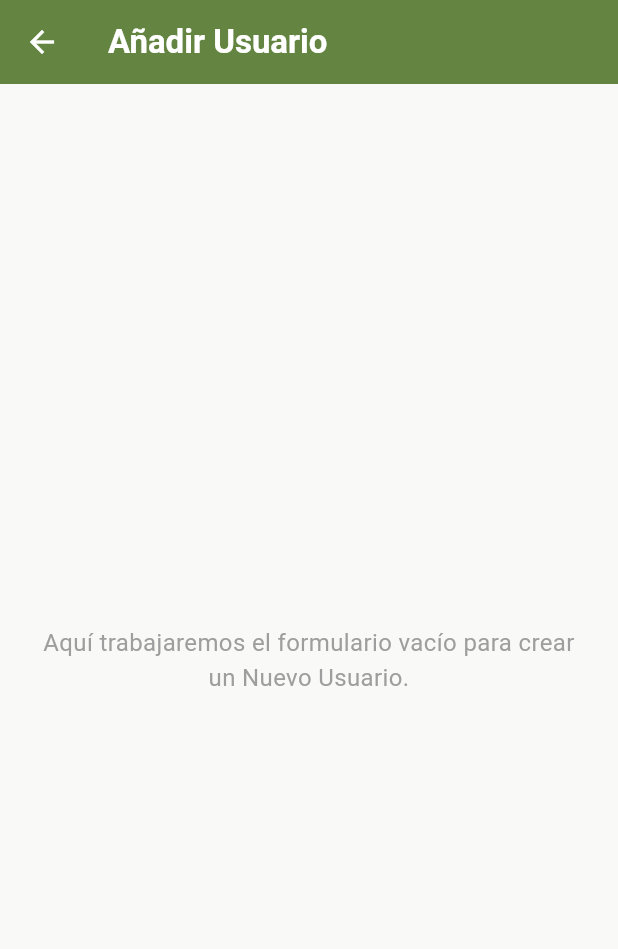
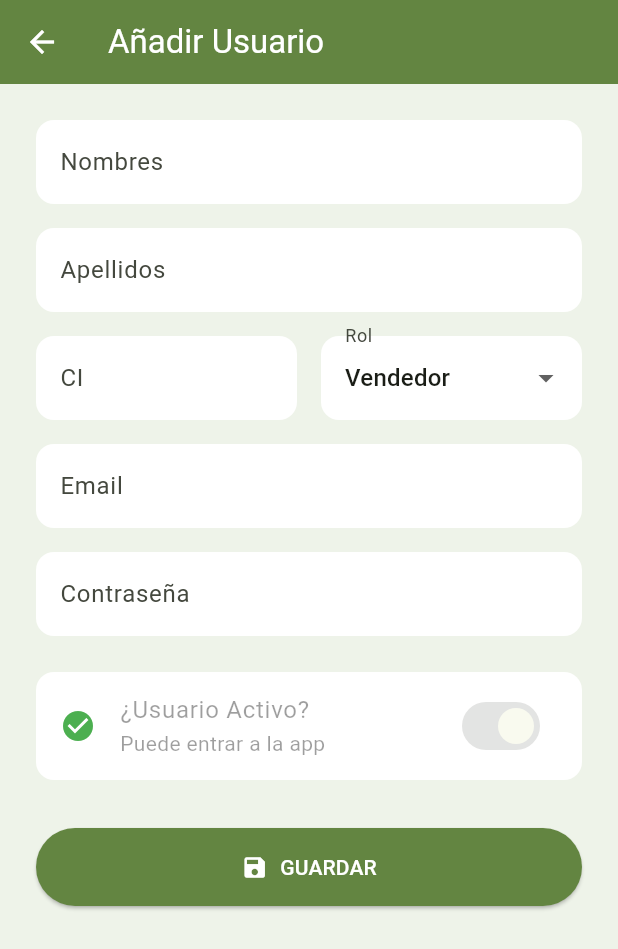
Before and after one commit to BonnyCR-oss/AppBus, a Flutter app: the UsuarioFormView screen opened directly, on a phone screen of 412 x 824 dp. Shown: the top 949 px of the screen. Run offline on Flutter 3.47's test engine with Material 3 defaults, Android fonts, the phone set to English and light mode, and no system bars; our stand-ins replace supabase_flutter; missing offline and left inert: bcrypt; accounts and stored records are empty.

Commit message:
administracion de usuarios 100% y subí el el archivo para el icono para la pantalla de login.

```diff
--- a/lib/controllers/login_controller.dart
+++ b/lib/controllers/login_controller.dart
@@ -10,7 +10,7 @@ class LoginController {
     final supabase = Supabase.instance.client;
     final data = await supabase
         .from('usuarios')
-        .select('id, nombres, apellidos, ci, email, password, fk_rol')
+        .select('id, nombres, apellidos, ci, email, password, fk_rol, estado')//agregue estado
         .ilike('email', email)
         .maybeSingle();
 
--- /dev/null
+++ b/lib/controllers/usuario_form_controller.dart
@@ -0,0 +1,60 @@
+import 'package:supabase_flutter/supabase_flutter.dart';
+import 'package:bcrypt/bcrypt.dart';
+
+class UsuarioFormController {
+  final _supabase = Supabase.instance.client;
+
+  Future<void> guardarUsuario({
+    int? id,
+    required String nombres,
+    required String apellidos,
+    required String ci,
+    required String email,
+    required String passwordPlana,
+    required String rolSeleccionado,
+    required bool estaActivo,
+  }) async {
+
+    int fkRol = 2;
+    if (rolSeleccionado == 'Admin') fkRol = 1;
+
+    final datos = {
+      'nombres': nombres,
+      'apellidos': apellidos,
+      'ci': ci,
+      'email': email,
+      'fk_rol': fkRol,
+      'estado': estaActivo,
+    };
+
+    if (passwordPlana.isNotEmpty) {
+      final salt = BCrypt.gensalt();
+      datos['password'] = BCrypt.hashpw(passwordPlana, salt);
+    } else if (id == null) {
+      throw Exception('La contraseña es obligatoria para un usuario nuevo.');
+    }
+
+    try {
+      if (id == null) {
+        await _supabase.from('usuarios').insert(datos);
+      } else {
+        await _supabase.from('usuarios').update(datos).eq('id', id);
+      }
+    } on PostgrestException catch (e) {
+
+      if (e.code == '23505') {
+        if (e.message.contains('usuarios_ci_key')) {
+          throw 'Ya existe un usuario registrado con este Carnet de Identidad (CI).';
+        } else if (e.message.contains('usuarios_email_key')) {
+          throw 'Este correo electrónico ya está en uso por otro usuario.';
+        }
+        throw 'Un dato único ya existe en la base de datos.';
+      }
+      // Si es otro error de Supabase
+      throw 'Error de base de datos: ${e.message}';
+    } catch (e) {
+      // Cualquier otro tipo de error
+      throw 'Error inesperado al guardar: $e';
+    }
+  }
+}
--- a/lib/models/usuario_model.dart
+++ b/lib/models/usuario_model.dart
@@ -6,9 +6,7 @@ class UsuarioModel {
   final String email;
   final String password;
   final int fkRol;
-
-  // nuevo: el estado y el nombre del rol para adm de users
-  final dynamic estadoBytea;
+  final bool estaActivo;
   final String nombreRol;
 
   const UsuarioModel({
@@ -19,7 +17,7 @@ class UsuarioModel {
     required this.email,
     required this.password,
     required this.fkRol,
-    this.estadoBytea,
+    required this.estaActivo,
     this.nombreRol = 'Sin Rol',
   });
 
@@ -32,10 +30,11 @@ class UsuarioModel {
       email: (map['email'] ?? '').toString().trim(),
       password: (map['password'] ?? '').toString(),
       fkRol: (map['fk_rol'] as num?)?.toInt() ?? 0,
-      // nuevo
-      estadoBytea: map['estado'],
-      // nuevo: sacamos el nombre del rol
-      nombreRol: map['roles'] != null ? map['roles']['nombre']?.toString() ?? 'Sin Rol' : 'Sin Rol',
+      estaActivo: map['estado'] == true,
+
+      nombreRol: map['roles'] != null
+          ? map['roles']['nombre']?.toString() ?? 'Sin Rol'
+          : 'Sin Rol',
     );
   }
 
--- a/lib/views/login_view.dart
+++ b/lib/views/login_view.dart
@@ -54,7 +54,10 @@ class _LoginViewState extends State<LoginView> {
         _mostrarError('Usuario o contraseña incorrectos');
         return;
       }
-
+      if (!usuario.estaActivo) {
+        _mostrarError('Tu cuenta está inactiva. Contacta al administrador.');
+        return;
+      }
       if (!mounted) return;
 
       Navigator.pushReplacement(
--- a/lib/views/usuario_form_view.dart
+++ b/lib/views/usuario_form_view.dart
@@ -1,8 +1,8 @@
 import 'package:flutter/material.dart';
 import '../models/usuario_model.dart';
+import '../controllers/usuario_form_controller.dart';
 
 class UsuarioFormView extends StatefulWidget {
-  // recibe el modelo si es null sabemos que es un Nuevo Usuario.
   final UsuarioModel? usuarioActual;
 
   const UsuarioFormView({super.key, this.usuarioActual});
@@ -12,32 +12,148 @@ class UsuarioFormView extends StatefulWidget {
 }
 
 class _UsuarioFormViewState extends State<UsuarioFormView> {
+  final TextEditingController _nombresCtrl = TextEditingController();
+  final TextEditingController _apellidosCtrl = TextEditingController();
+  final TextEditingController _ciCtrl = TextEditingController();
+  final TextEditingController _emailCtrl = TextEditingController();
+  final TextEditingController _passwordCtrl = TextEditingController();
+
+  String _rolSeleccionado = 'Vendedor';
+  bool _estaActivo = true;
+  bool get esEdicion => widget.usuarioActual != null;
+
+  final UsuarioFormController _controller = UsuarioFormController();
+  bool _estaGuardando = false;
+
+  @override
+  void initState() {
+    super.initState();
+    if (esEdicion) {
+      final user = widget.usuarioActual!;
+      _nombresCtrl.text = user.nombres;
+      _apellidosCtrl.text = user.apellidos;
+      _ciCtrl.text = user.ci;
+      _emailCtrl.text = user.email;
+      _estaActivo = user.estaActivo;
+
+      final rolBD = user.nombreRol.toLowerCase();
+      if (rolBD == 'admin') {
+        _rolSeleccionado = 'Admin';
+      } else {
+        _rolSeleccionado = 'Vendedor';
+      }
+    }
+  }
+
+  @override
+  void dispose() {
+    _nombresCtrl.dispose(); _apellidosCtrl.dispose(); _ciCtrl.dispose();
+    _emailCtrl.dispose(); _passwordCtrl.dispose();
+    super.dispose();
+  }
+
+  Future<void> _guardar() async {
+    if (_nombresCtrl.text.isEmpty || _apellidosCtrl.text.isEmpty || _ciCtrl.text.isEmpty || _emailCtrl.text.isEmpty) {
+      ScaffoldMessenger.of(context).showSnackBar(const SnackBar(content: Text('Faltan campos'), backgroundColor: Colors.red));
+      return;
+    }
+
+    setState(() => _estaGuardando = true);
+
+    try {
+      await _controller.guardarUsuario(
+        id: widget.usuarioActual?.id,
+        nombres: _nombresCtrl.text.trim(),
+        apellidos: _apellidosCtrl.text.trim(),
+        ci: _ciCtrl.text.trim(),
+        email: _emailCtrl.text.trim(),
+        passwordPlana: _passwordCtrl.text,
+        rolSeleccionado: _rolSeleccionado,
+        estaActivo: _estaActivo,
+      );
+
+      if (mounted) {
+        ScaffoldMessenger.of(context).showSnackBar(const SnackBar(content: Text('Guardado'), backgroundColor: Colors.green));
+        Navigator.pop(context, true);
+      }
+    } catch (e) {
+      if (mounted) ScaffoldMessenger.of(context).showSnackBar(SnackBar(content: Text(e.toString())));
+    } finally {
+      if (mounted) setState(() => _estaGuardando = false);
+    }
+  }
+
+  InputDecoration _inputDecoration(String label, {String? hint}) {
+    return InputDecoration(
+      labelText: label, hintText: hint, filled: true, fillColor: Colors.white,
+      border: OutlineInputBorder(borderRadius: BorderRadius.circular(12), borderSide: BorderSide.none),
+    );
+  }
+
   @override
   Widget build(BuildContext context) {
-
-    // Variable auxiliar para saber en que modo estamos
-    final esEdicion = widget.usuarioActual != null;
-
     return Scaffold(
-      backgroundColor: const Color(0xFFF9FAF7),
+      backgroundColor: const Color(0xFFEEF3E9),
       appBar: AppBar(
         backgroundColor: const Color(0xFF638541),
         iconTheme: const IconThemeData(color: Colors.white),
-        title: Text(
-          esEdicion ? 'Editar Usuario' : 'Añadir Usuario',
-          style: const TextStyle(color: Colors.white, fontWeight: FontWeight.bold),
-        ),
+        title: Text(esEdicion ? 'Editar Usuario' : 'Añadir Usuario', style: const TextStyle(color: Colors.white)),
       ),
-      body: Center(
-        child: Padding(
-          padding: const EdgeInsets.all(24.0),
-          child: Text(
-            esEdicion
-                ? 'Aquí trabajaremos el formulario para editar a:\n\n${widget.usuarioActual!.nombreCompleto}\n(CI: ${widget.usuarioActual!.ci})'
-                : 'Aquí trabajaremos el formulario vacío para crear un Nuevo Usuario.',
-            textAlign: TextAlign.center,
-            style: const TextStyle(fontSize: 16, color: Colors.grey),
-          ),
+      body: SingleChildScrollView(
+        padding: const EdgeInsets.all(24.0),
+        child: Column(
+          children: [
+            TextField(controller: _nombresCtrl, decoration: _inputDecoration('Nombres')),
+            const SizedBox(height: 16),
+            TextField(controller: _apellidosCtrl, decoration: _inputDecoration('Apellidos')),
+            const SizedBox(height: 16),
+            Row(
+              children: [
+                Expanded(child: TextField(controller: _ciCtrl, decoration: _inputDecoration('CI'))),
+                const SizedBox(width: 16),
+                Expanded(
+                  child: DropdownButtonFormField<String>(
+                    initialValue: _rolSeleccionado,
+                    decoration: _inputDecoration('Rol'),
+                    items: ['Admin', 'Vendedor'].map((r) => DropdownMenuItem(value: r, child: Text(r))).toList(),
+                    onChanged: (val) => setState(() => _rolSeleccionado = val!),
+                  ),
+                ),
+              ],
+            ),
+            const SizedBox(height: 16),
+            TextField(controller: _emailCtrl, decoration: _inputDecoration('Email')),
+            const SizedBox(height: 16),
+            TextField(
+              controller: _passwordCtrl, obscureText: true,
+              decoration: _inputDecoration('Contraseña', hint: esEdicion ? 'Opcional' : 'Requerido'),
+            ),
+
+            const SizedBox(height: 24),
+
+            Container(
+              decoration: BoxDecoration(color: Colors.white, borderRadius: BorderRadius.circular(12)),
+              child: SwitchListTile(
+                title: const Text('¿Usuario Activo?'),
+                subtitle: Text(_estaActivo ? 'Puede entrar a la app' : 'Acceso bloqueado'),
+                value: _estaActivo,
+                activeThumbColor: const Color(0xFF638541),
+                onChanged: esEdicion ? (val) => setState(() => _estaActivo = val) : null,
+                secondary: Icon(_estaActivo ? Icons.check_circle : Icons.cancel, color: _estaActivo ? Colors.green : Colors.red),
+              ),
+            ),
+
+            const SizedBox(height: 32),
+            SizedBox(
+              width: double.infinity,
+              child: ElevatedButton.icon(
+                onPressed: _estaGuardando ? null : _guardar,
+                icon: _estaGuardando ? const CircularProgressIndicator() : const Icon(Icons.save),
+                label: const Text('GUARDAR'),
+                style: ElevatedButton.styleFrom(backgroundColor: const Color(0xFF638541), foregroundColor: Colors.white, padding: const EdgeInsets.symmetric(vertical: 16)),
+              ),
+            ),
+          ],
         ),
       ),
     );
```
Also changed, not shown: assets/images/icono.png (added).
